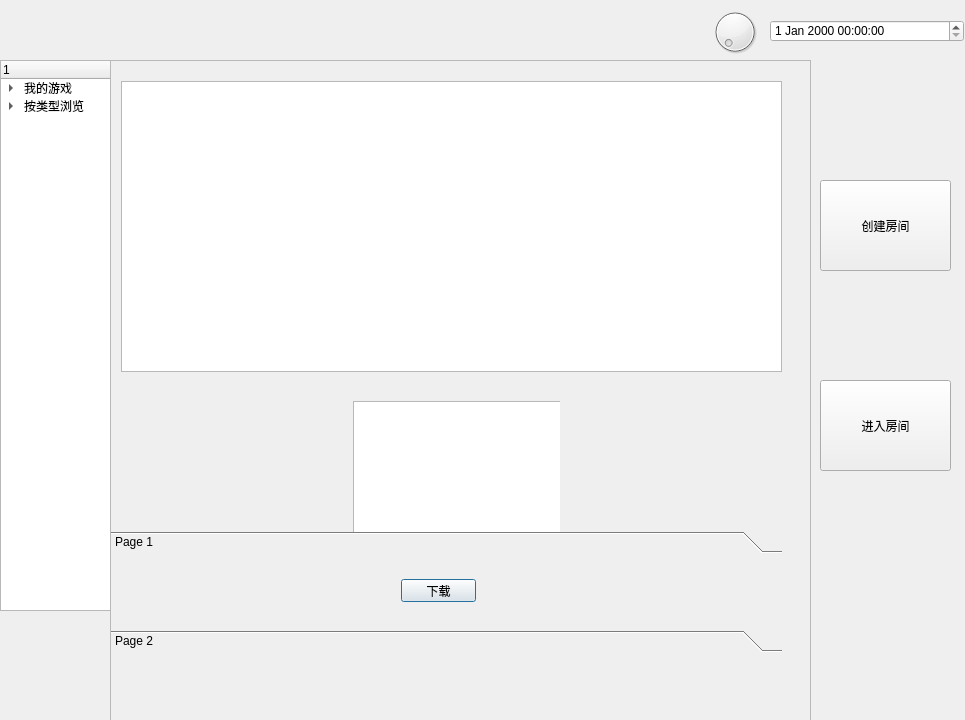
Above: Stream/Stream_hall/stream_hall.ui from yahoo17/Stream before the change. Below: the same form after it.
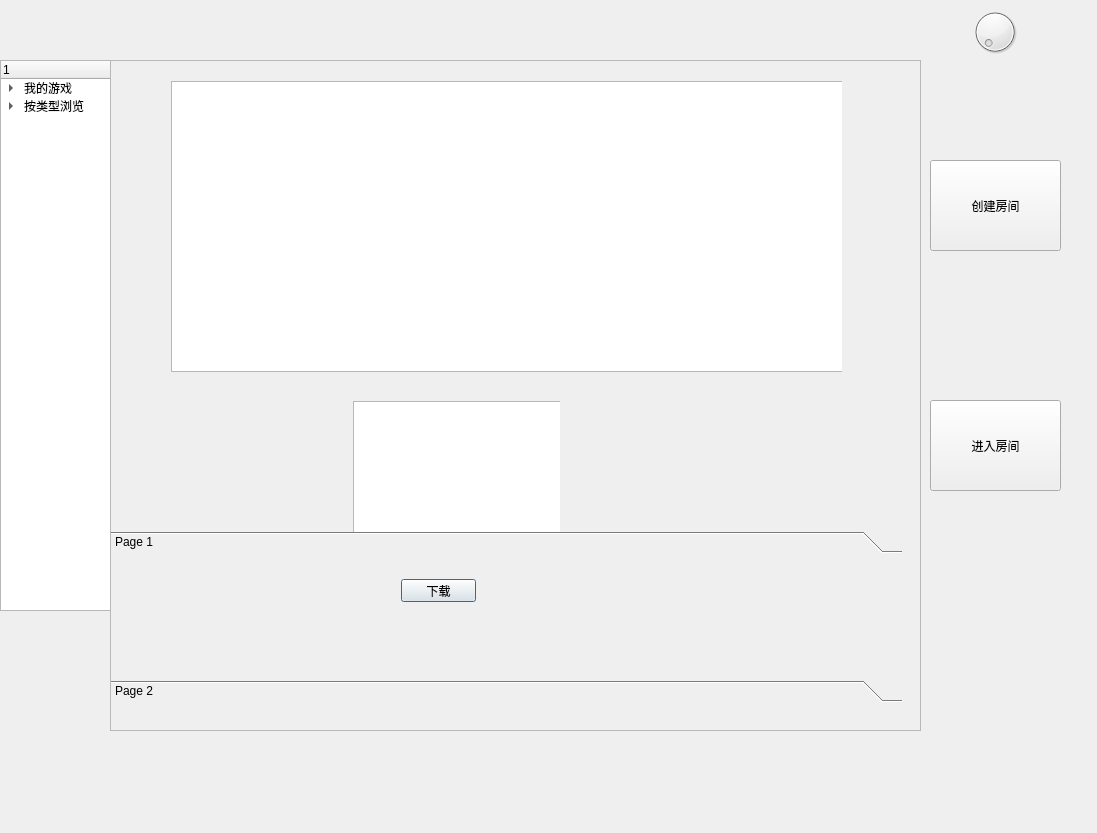
That is the form after the change. Icons and pictures are not drawn.

The edit to the form file:
```diff
--- a/Stream/Stream_hall/stream_hall.ui
+++ b/Stream/Stream_hall/stream_hall.ui
@@ -6,8 +6,8 @@
    <rect>
     <x>0</x>
     <y>0</y>
-    <width>965</width>
-    <height>720</height>
+    <width>1097</width>
+    <height>833</height>
    </rect>
   </property>
   <property name="windowTitle">
@@ -18,8 +18,8 @@
     <rect>
      <x>110</x>
      <y>60</y>
-     <width>701</width>
-     <height>661</height>
+     <width>811</width>
+     <height>671</height>
     </rect>
    </property>
    <property name="widgetResizable">
@@ -30,8 +30,8 @@
      <rect>
       <x>0</x>
       <y>0</y>
-      <width>699</width>
-      <height>659</height>
+      <width>809</width>
+      <height>669</height>
      </rect>
     </property>
     <widget class="QToolBox" name="toolBox">
@@ -39,8 +39,8 @@
       <rect>
        <x>0</x>
        <y>470</y>
-       <width>671</width>
-       <height>121</height>
+       <width>791</width>
+       <height>171</height>
       </rect>
      </property>
      <property name="currentIndex">
@@ -51,8 +51,8 @@
        <rect>
         <x>0</x>
         <y>0</y>
-        <width>671</width>
-        <height>69</height>
+        <width>791</width>
+        <height>119</height>
        </rect>
       </property>
       <attribute name="label">
@@ -102,7 +102,7 @@
     <widget class="QStackedWidget" name="stackedWidget">
      <property name="geometry">
       <rect>
-       <x>10</x>
+       <x>60</x>
        <y>20</y>
        <width>671</width>
        <height>301</height>
@@ -150,7 +150,7 @@
         <rect>
          <x>0</x>
          <y>0</y>
-         <width>661</width>
+         <width>781</width>
          <height>291</height>
         </rect>
        </property>
@@ -246,8 +246,8 @@
   <widget class="QPushButton" name="createRoomPushButton">
    <property name="geometry">
     <rect>
-     <x>820</x>
-     <y>180</y>
+     <x>930</x>
+     <y>160</y>
      <width>131</width>
      <height>91</height>
     </rect>
@@ -259,8 +259,8 @@
   <widget class="QPushButton" name="enterRoomPushButton">
    <property name="geometry">
     <rect>
-     <x>820</x>
-     <y>380</y>
+     <x>930</x>
+     <y>400</y>
      <width>131</width>
      <height>91</height>
     </rect>
@@ -340,23 +340,13 @@
   <widget class="QDial" name="dial">
    <property name="geometry">
     <rect>
-     <x>710</x>
+     <x>970</x>
      <y>0</y>
      <width>50</width>
      <height>64</height>
     </rect>
    </property>
   </widget>
-  <widget class="QDateTimeEdit" name="dateTimeEdit">
-   <property name="geometry">
-    <rect>
-     <x>770</x>
-     <y>20</y>
-     <width>194</width>
-     <height>22</height>
-    </rect>
-   </property>
-  </widget>
  </widget>
  <resources/>
  <connections/>
```
Left out of the diff: 4 changed lines with no effect on the pictures.
